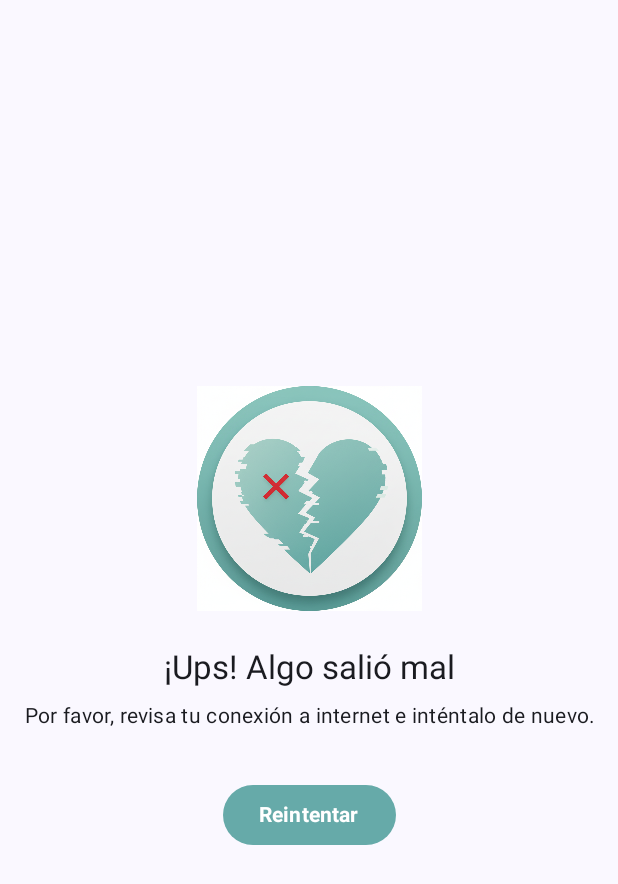
After one commit to sogeking-pixel/app-cita-express, an Android app built with Jetpack Compose: the composable ErrorScreen shown on its own in the app's theme, on a phone screen of 412 x 824 dp. The commit adds this screen. Shown: the top 884 px of the screen. Run offline under Robolectric (Android 15) with nearby library versions, the phone set to English and light mode, and no system bars; 1 statement that could not run was skipped.

Commit message:
feat: Add ErrorScreen component
This commit introduces a reusable `ErrorScreen` composable to display a user-friendly message when a network or other error occurs.

Changes include:
- Creating `ErrorScreen.kt` with a composable that shows a connection error icon, an error message, and a "Retry" button.
- Adding a new drawable `ic_connection_error.png` for the error icon.
- Adding new string resources for the error title, description, retry button text, and content description.

```diff
--- /dev/null
+++ b/app/src/main/java/com/example/appcitaexpress/ui/components/ErrorScreen.kt
@@ -0,0 +1,88 @@
+package com.example.appcitaexpress.ui.components
+
+import androidx.compose.foundation.Image
+import androidx.compose.foundation.layout.Arrangement
+import androidx.compose.foundation.layout.Column
+import androidx.compose.foundation.layout.Spacer
+import androidx.compose.foundation.layout.fillMaxSize
+import androidx.compose.foundation.layout.height
+import androidx.compose.foundation.layout.padding
+import androidx.compose.foundation.layout.size
+import androidx.compose.material3.Button
+import androidx.compose.material3.ButtonDefaults
+import androidx.compose.material3.MaterialTheme
+import androidx.compose.material3.Text
+import androidx.compose.runtime.Composable
+import androidx.compose.ui.Alignment
+import androidx.compose.ui.Modifier
+import androidx.compose.ui.graphics.Color
+import androidx.compose.ui.res.painterResource
+import androidx.compose.ui.res.stringResource
+import androidx.compose.ui.text.font.FontWeight
+import androidx.compose.ui.text.style.TextAlign
+import androidx.compose.ui.tooling.preview.Preview
+import androidx.compose.ui.unit.dp
+import com.example.appcitaexpress.R
+import com.example.appcitaexpress.ui.theme.AppCitaExpressTheme
+import com.example.appcitaexpress.ui.theme.GreenMain
+
+@Composable
+fun ErrorScreen(
+    retryAction: () -> Unit,
+    modifier: Modifier = Modifier
+) {
+    Column(
+        modifier = modifier
+            .fillMaxSize()
+            .padding(16.dp),
+        verticalArrangement = Arrangement.Center,
+        horizontalAlignment = Alignment.CenterHorizontally
+    ) {
+        Image(
+            painter = painterResource(id = R.drawable.ic_connection_error),
+            contentDescription = stringResource(id = R.string.connection_error),
+            modifier = Modifier.size(150.dp)
+        )
+
+        Spacer(modifier = Modifier.height(24.dp))
+
+        Text(
+            text = stringResource(id = R.string.loading_failed),
+            style = MaterialTheme.typography.titleLarge,
+            textAlign = TextAlign.Center
+        )
+
+        Spacer(modifier = Modifier.height(8.dp))
+
+
+        Text(
+            text = stringResource(id = R.string.check_internet_connection),
+            style = MaterialTheme.typography.bodyMedium,
+            textAlign = TextAlign.Center
+        )
+
+        Spacer(modifier = Modifier.height(32.dp))
+
+        Button(
+            onClick = retryAction,
+            colors = ButtonDefaults.buttonColors(
+                containerColor = GreenMain,
+                contentColor = Color.White
+            )
+        ) {
+            Text(
+                text = stringResource(id = R.string.retry),
+                fontWeight = FontWeight.Bold
+            )
+        }
+    }
+
+}
+
+@Preview(showBackground = true)
+@Composable
+fun ErrorScreenPreview() {
+    AppCitaExpressTheme {
+        ErrorScreen(retryAction = {})
+    }
+}
--- a/app/src/main/res/values/strings.xml
+++ b/app/src/main/res/values/strings.xml
@@ -1,3 +1,7 @@
 <resources>
     <string name="app_name">App Cita Express</string>
+    <string name="loading_failed">¡Ups! Algo salió mal</string>
+    <string name="check_internet_connection">Por favor, revisa tu conexión a internet e inténtalo de nuevo.</string>
+    <string name="retry">Reintentar</string>
+    <string name="connection_error">Error de conexión</string>
 </resources>
```
Also changed, not shown: app/src/main/res/drawable/ic_connection_error.png (added).
